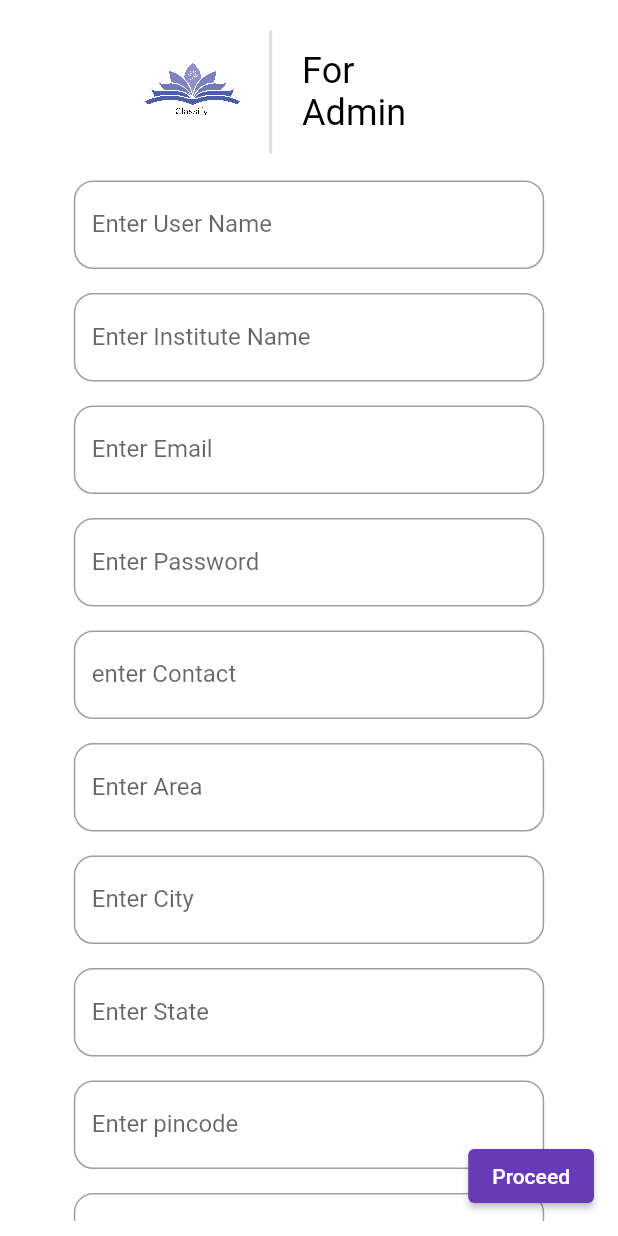
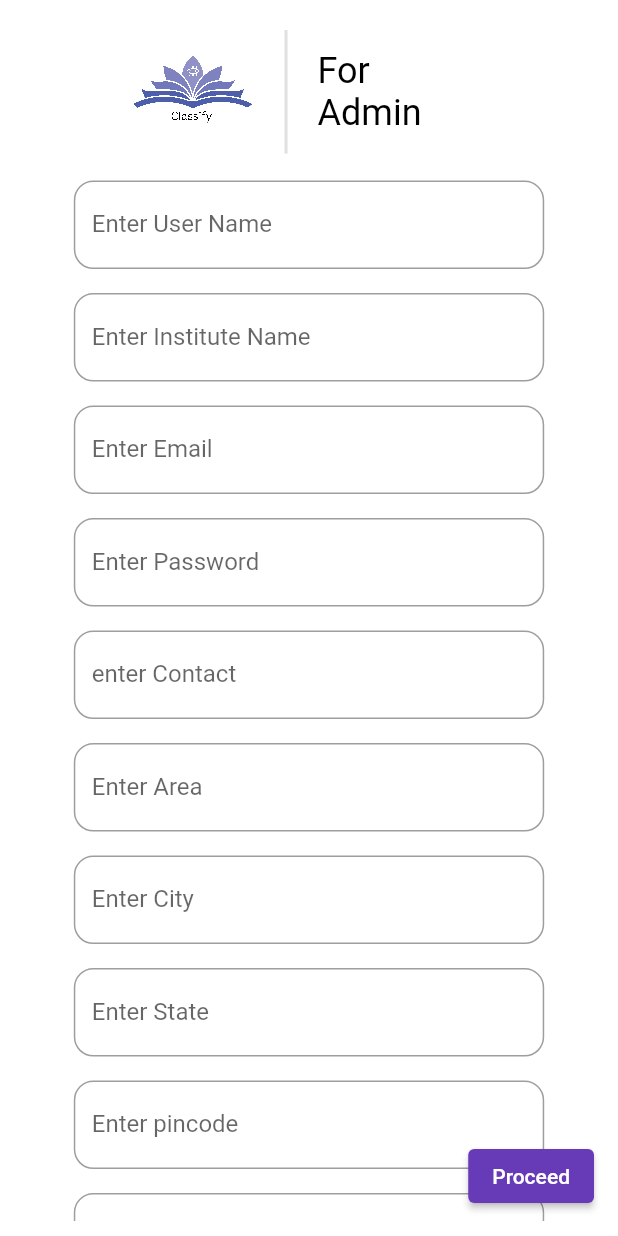
Before and after one commit to TriTechAtomic/Classify, a Flutter app: the AdminSignup screen opened by its route, on a phone screen of 412 x 824 dp. Run offline on Flutter 3.47's test engine with Material 2 defaults, Android fonts, the phone set to English and light mode, and no system bars.

Commit message:
updated logo size

```diff
--- a/lib/screens/admin/signup.dart
+++ b/lib/screens/admin/signup.dart
@@ -10,7 +10,7 @@
 }
 
 class _AdminSignupState extends State<AdminSignup> {
-  List<TFmeta> controllers = [
+  final List<TFmeta> controllers = [
     TFmeta("Enter User Name"),
     TFmeta("Enter Institute Name"),
     TFmeta("Enter Email"),
--- a/lib/screens/widgets/form_heading.dart
+++ b/lib/screens/widgets/form_heading.dart
@@ -16,7 +16,7 @@
           mainAxisAlignment: MainAxisAlignment.center,
           children: [
             SizedBox(
-              width: ss.width * 0.20,
+              width: ss.width * 0.25,
               child: Image.asset(
                 AssetRegister.logoImg,
                 scale: 10,
```
